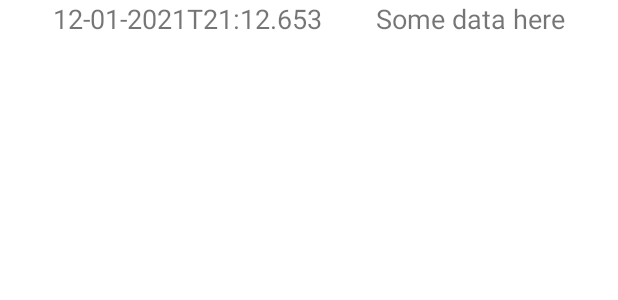
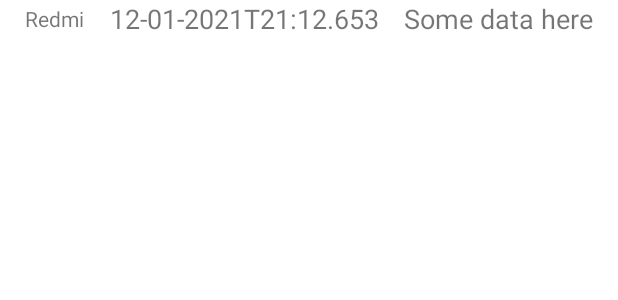
Before and after one commit to lukawitek000/wearables-mobile-app, an Android app: the layout response_data_view.xml on its own in the app's theme, with its tools: preview values and no code run, on a phone screen of 412 x 824 dp. Shown: the top 300 px of the screen. Run offline under Robolectric (Android 15) with nearby library versions, the phone set to English and light mode, and no system bars.

Commit message:
change map key to device address and add device name to response list

```diff
--- a/app/src/main/java/com/erasmus/upv/eps/wearables/model/Response.kt
+++ b/app/src/main/java/com/erasmus/upv/eps/wearables/model/Response.kt
@@ -1,6 +1,9 @@
 package com.erasmus.upv.eps.wearables.model
+
+import android.bluetooth.BluetoothDevice
 
 data class Response(
     var timeStamp: Long,
-    var data: Int
+    var data: Int,
+    var device: BluetoothDevice
 )
--- a/app/src/main/java/com/erasmus/upv/eps/wearables/ui/ResponseDataAdapter.kt
+++ b/app/src/main/java/com/erasmus/upv/eps/wearables/ui/ResponseDataAdapter.kt
@@ -28,6 +28,7 @@ class ResponseDataAdapter(private val data: List<Response>): RecyclerView.Adapte
 
         //holder.timeStampTextView.text = data[position].timeStamp.toString()
         holder.receivedDataTextView.text = data[position].data.toString()
+        holder.deviceNameConnectedTextView.text = data[position].device.name.toString()
     }
 
     override fun getItemCount(): Int {
@@ -39,7 +40,7 @@ class ResponseDataAdapter(private val data: List<Response>): RecyclerView.Adapte
 
         val timeStampTextView: TextView = view.findViewById<TextView>(R.id.time_stamp_textView)
         val receivedDataTextView: TextView = view.findViewById<TextView>(R.id.received_data_textView)
-
+        val deviceNameConnectedTextView: TextView = view.findViewById<TextView>(R.id.device_name_connected_textView)
 
     }
 
--- a/app/src/main/java/com/erasmus/upv/eps/wearables/ui/ResponseDataListViewModel.kt
+++ b/app/src/main/java/com/erasmus/upv/eps/wearables/ui/ResponseDataListViewModel.kt
@@ -26,7 +26,7 @@ class ResponseDataListViewModel : ViewModel() {
     fun addResponse(){
         val randomTimeStamp = Random.nextLong(0L, 1000000000000000L)
         val randomData = Random.nextInt(0, 200)
-        data.add(Response(randomTimeStamp, randomData))
+        //data.add(Response(randomTimeStamp, randomData))
     }
 
 
--- a/app/src/main/java/com/erasmus/upv/eps/wearables/ui/ScanningBluetoothFragment.kt
+++ b/app/src/main/java/com/erasmus/upv/eps/wearables/ui/ScanningBluetoothFragment.kt
@@ -68,7 +68,7 @@ class ScanningBluetoothFragment : Fragment() {
             //BLEConnectionForegroundService.gattDevice = it.connectGatt(requireContext(), false, BLEConnectionManager.gattCallback)
 
             val bluetoothGatt = it.connectGatt(requireContext(), false, BLEConnectionManager.gattCallback)
-            BLEConnectionForegroundService.gattDevicesMap[bluetoothGatt.device.name ?: "NULL"] = bluetoothGatt
+            BLEConnectionForegroundService.gattDevicesMap[bluetoothGatt.device.address ?: "NULL"] = bluetoothGatt
 
             //findNavController().navigate(R.id.action_scanningBluetoothFragment_to_responseDataListFragment)
             Toast.makeText(requireContext(), "${it.name} selected", Toast.LENGTH_SHORT).show()
--- a/app/src/main/res/layout/response_data_view.xml
+++ b/app/src/main/res/layout/response_data_view.xml
@@ -13,7 +13,7 @@
         android:textSize="18sp"
         app:layout_constraintEnd_toStartOf="@+id/received_data_textView"
         app:layout_constraintHorizontal_bias="0.5"
-        app:layout_constraintStart_toStartOf="parent"
+        app:layout_constraintStart_toEndOf="@+id/device_name_connected_textView"
         app:layout_constraintTop_toTopOf="parent" />
 
     <TextView
@@ -26,4 +26,15 @@
         app:layout_constraintHorizontal_bias="0.5"
         app:layout_constraintStart_toEndOf="@+id/time_stamp_textView"
         app:layout_constraintTop_toTopOf="parent" />
+
+    <TextView
+        android:id="@+id/device_name_connected_textView"
+        android:layout_width="wrap_content"
+        android:layout_height="wrap_content"
+        android:text="Redmi"
+        app:layout_constraintBottom_toBottomOf="parent"
+        app:layout_constraintEnd_toStartOf="@+id/time_stamp_textView"
+        app:layout_constraintHorizontal_bias="0.5"
+        app:layout_constraintStart_toStartOf="parent"
+        app:layout_constraintTop_toTopOf="parent" />
 </androidx.constraintlayout.widget.ConstraintLayout>
```
Also changed, not shown: app/src/main/java/com/erasmus/upv/eps/wearables/util/BLEConnectionManager.kt (+7 -7 lines).
